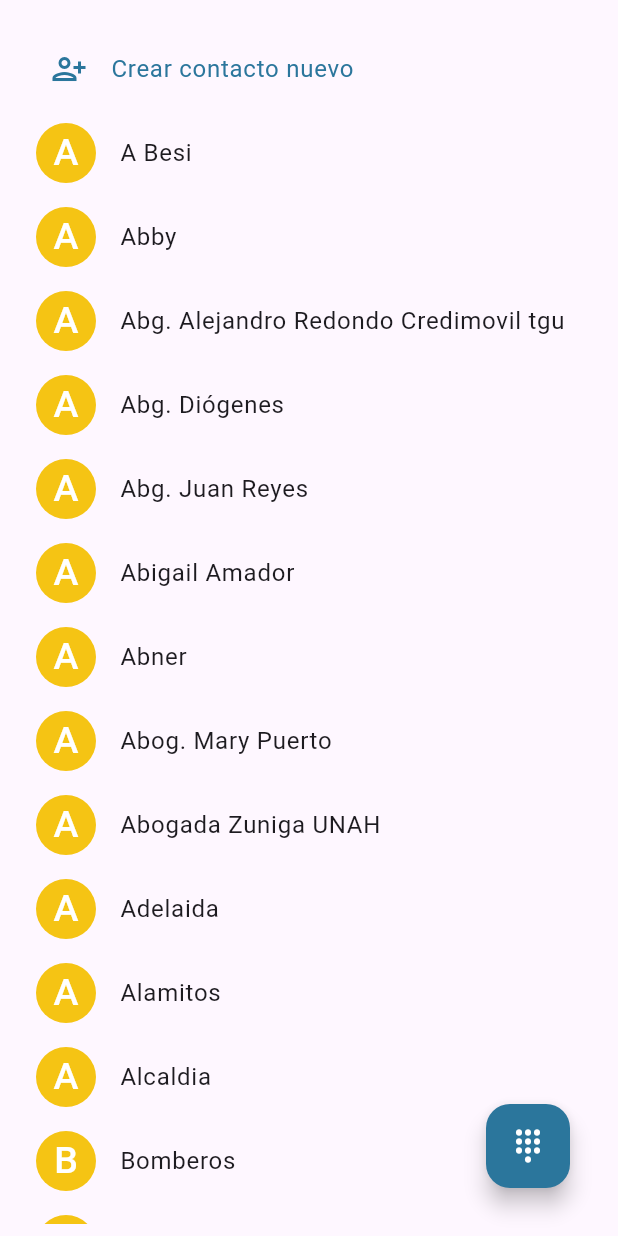
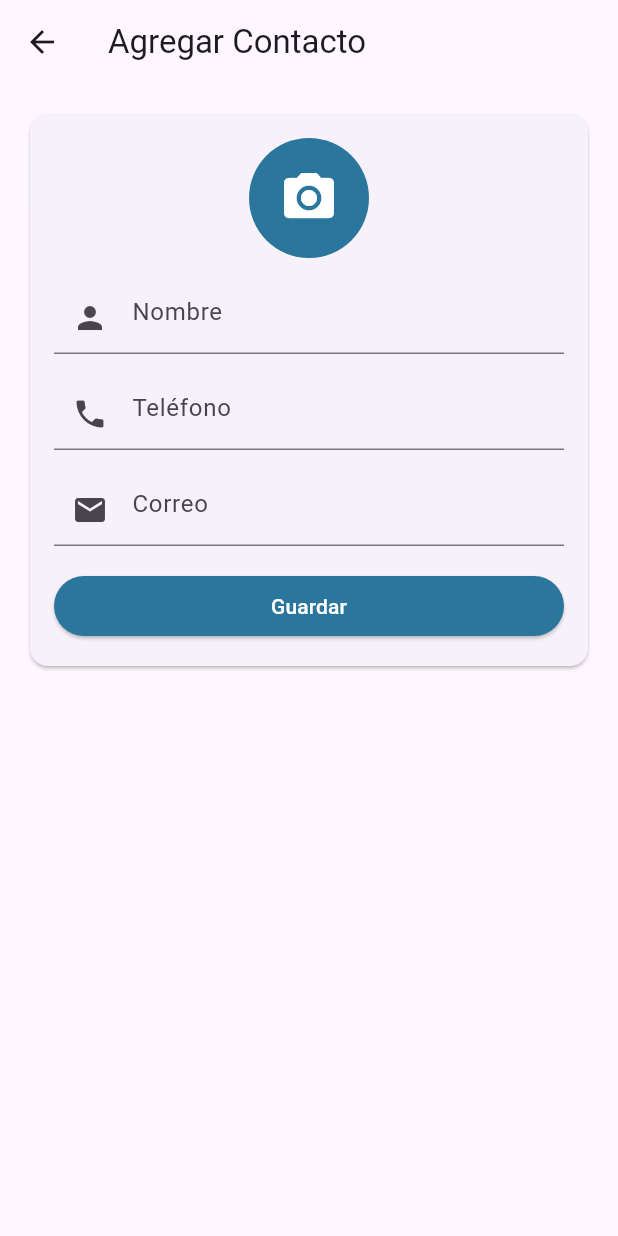
Before and after one commit to EvelynSabillon/Ejercicios_en_clase, a Flutter app: the screen it shows after launch, after a tap on "Crear contacto nuevo", on a phone screen of 412 x 824 dp. Run offline on Flutter 3.47's test engine with Material 2 defaults, Android fonts, the phone set to English and light mode, and no system bars.

Commit message:
Funcionalidad del onTap contact_page

```diff
--- /dev/null
+++ b/libreta_contactos/lib/add_contact.dart
@@ -0,0 +1,88 @@
+import 'package:flutter/material.dart';
+
+class AddContact extends StatelessWidget {
+  const AddContact({super.key});
+
+  @override
+  Widget build(BuildContext context) {
+    return Scaffold(
+      appBar: AppBar(
+        title: const Text('Agregar Contacto'),
+      ),
+      body: Padding(
+        padding: const EdgeInsets.all(16.0),
+        child: SingleChildScrollView(
+          child: Card(
+            child: Padding(
+              padding: const EdgeInsets.all(16.0),
+              child: Column(
+                crossAxisAlignment: CrossAxisAlignment.stretch,
+                children: [
+                  Ink(
+                    decoration: const BoxDecoration(
+                      shape: BoxShape.circle,
+                      color: Color.fromARGB(255, 43, 118, 156),
+                    ),
+                    child: InkWell(
+                      onTap: () {},
+                      customBorder: const CircleBorder(),
+                      highlightColor: const Color.fromARGB(50, 255, 255, 255),
+                      child: const SizedBox(
+                        width: 80,
+                        height: 80,
+                        child: Center(
+                          child: Icon(
+                            Icons.photo_camera,
+                            size: 40,
+                            color: Colors.white,
+                          ),
+                        ),
+                      ), // Cambia este color según tus preferencias
+                    ),
+                  ),
+                  const SizedBox(height: 16),
+                  const TextField(
+                    keyboardType: TextInputType.name,
+                    decoration: InputDecoration(
+                      prefixIcon: Icon(Icons.person),
+                      hintText: 'Nombre',
+                    ),
+                  ),
+                  const SizedBox(height: 16),
+                  const TextField(
+                    keyboardType: TextInputType.phone,
+                    decoration: InputDecoration(
+                      prefixIcon: Icon(Icons.phone),
+                      hintText: 'Teléfono',
+                    ),
+                  ),
+                  const SizedBox(height: 16),
+                  const TextField(
+                    keyboardType: TextInputType.emailAddress,
+                    decoration: InputDecoration(
+                      prefixIcon: Icon(Icons.mail),
+                      hintText: 'Correo',
+                    ),
+                  ),
+                  const SizedBox(height: 16),
+                  ElevatedButton(
+                    onPressed: () {},
+                    style: ElevatedButton.styleFrom(
+                      backgroundColor: const Color.fromARGB(255, 43, 118, 156),
+                    ),
+                    child: const Text(
+                      'Guardar',
+                      style: TextStyle(
+                        color: Colors.white,
+                      ),
+                    ),
+                  ),
+                ],
+              ),
+            ),
+          ),
+        ),
+      ),
+    );
+  }
+}
--- a/libreta_contactos/lib/contact_page.dart
+++ b/libreta_contactos/lib/contact_page.dart
@@ -1,7 +1,6 @@
 import 'dart:math';
 import 'package:flutter/material.dart';
 import 'package:libreta_contactos/my_routes.dart';
-
 
 
 class ContactPage extends StatelessWidget {
@@ -61,16 +60,24 @@ class ContactPage extends StatelessWidget {
                         Icons.person_add_alt_1_outlined,
                         color:  Color.fromARGB(255, 43, 118, 156),
                       ),
-                      onTap: () {},
+                      onTap: () {
+                        Navigator.pushNamed(
+                          context,
+                          Routes.add
+                        );
+                      },
                       contentPadding: const EdgeInsets.only(left: 26.0),
                     );
                   }
                   else
                   {
-                    String inicial = contactos[index]['nombre'][0].toUpperCase();
-                    Color avatarColor = colores[Random().nextInt(colores.length)];
+                    String nombre = contactos[index]['nombre'];
+                    String telefono = contactos[index]['telefono'] ?? '';
+                    String correo = contactos[index]['correo'] ?? '';
+                    String inicial = nombre[0].toUpperCase();
+                    final Color avatarColor = colores[Random().nextInt(colores.length)];
                     return ListTile(
-                      title: Text(contactos[index]['nombre']),
+                      title: Text(nombre),
                       leading: CircleAvatar(
                         backgroundColor: avatarColor,
                         radius: 20,
@@ -85,7 +92,13 @@ class ContactPage extends StatelessWidget {
                       onTap: () {
                         Navigator.pushNamed(
                           context,
-                          Routes.details.name,
+                          Routes.details,
+                          arguments: {
+                            'nombre': nombre,
+                            'telefono': telefono,
+                            'correo': correo,
+                            'avatarColor': avatarColor,
+                          },
                         );
                       },
                     );
--- a/libreta_contactos/lib/main.dart
+++ b/libreta_contactos/lib/main.dart
@@ -1,6 +1,5 @@
 import 'package:flutter/material.dart';
 import 'package:libreta_contactos/my_routes.dart';
-
 
 void main() => runApp(const MyApp());
 
@@ -16,8 +15,8 @@ class MyApp extends StatelessWidget {
         useMaterial3: true,
         primarySwatch: Colors.lightGreen,
       ),
-      initialRoute: Routes.contacts.name,
-      routes: MyRoutes.routes,
+      initialRoute: Routes.contacts,
+      onGenerateRoute: MyRoutes.generateRoute,
     );
   }
 }
--- a/libreta_contactos/lib/my_routes.dart
+++ b/libreta_contactos/lib/my_routes.dart
@@ -1,14 +1,38 @@
 import 'package:flutter/material.dart';
+import 'package:libreta_contactos/add_contact.dart';
+
 import 'package:libreta_contactos/contact_info.dart';
 import 'package:libreta_contactos/contact_page.dart';
+import 'package:libreta_contactos/unknown_page.dart';
 
-
-
-enum Routes { contacts, details }
+class Routes {
+  static const  String contacts = 'contacts';
+  static const String details = 'details';
+  static const String add = 'add';
+}
 
 class MyRoutes {
-  static final routes = {
-    Routes.contacts.name: (BuildContext context) => ContactPage(),
-    Routes.details.name: (BuildContext context) => ContactInfo(),
-  };
+  static Route<dynamic> generateRoute(RouteSettings settings) {
+    switch (settings.name) {
+      case Routes.contacts:
+        return MaterialPageRoute(builder: (_) => ContactPage());
+      case Routes.details:
+        if (settings.arguments != null) {
+          Map<String, dynamic> args = settings.arguments as Map<String, dynamic>;
+          return MaterialPageRoute(
+            builder: (_) => ContactInfo(
+              nombre: args['nombre'] ?? '',
+              telefono: args['telefono'] ?? '',
+              correo: args['correo'] ?? '',
+              avatarColor: args['avatarColor'] ?? Colors.blue,
+            ),
+          );
+        }
+        return MaterialPageRoute(builder: (_) => const ContactInfo(nombre: '', correo: '', telefono: '', avatarColor:Colors.black,));
+      case Routes.add:
+        return MaterialPageRoute(builder: (_) => const AddContact());
+      default:
+        return MaterialPageRoute(builder: (_) => const UnknownPage());
+    }
+  }
 }
--- /dev/null
+++ b/libreta_contactos/lib/unknown_page.dart
@@ -0,0 +1,21 @@
+import 'package:flutter/material.dart';
+
+
+class UnknownPage extends StatelessWidget {
+  const UnknownPage ({super.key});
+
+  @override
+  Widget build(BuildContext context) {
+    return MaterialApp(
+      title: 'Material App',
+      home: Scaffold(
+        appBar: AppBar(
+          title: const Text('Unknown'),
+        ),
+        body: const Center(
+          child: Text('404 Error'),
+        ),
+      ),
+    );
+  }
+}
```
Also changed, not shown: libreta_contactos/lib/contact_info.dart (+47 -17 lines).
